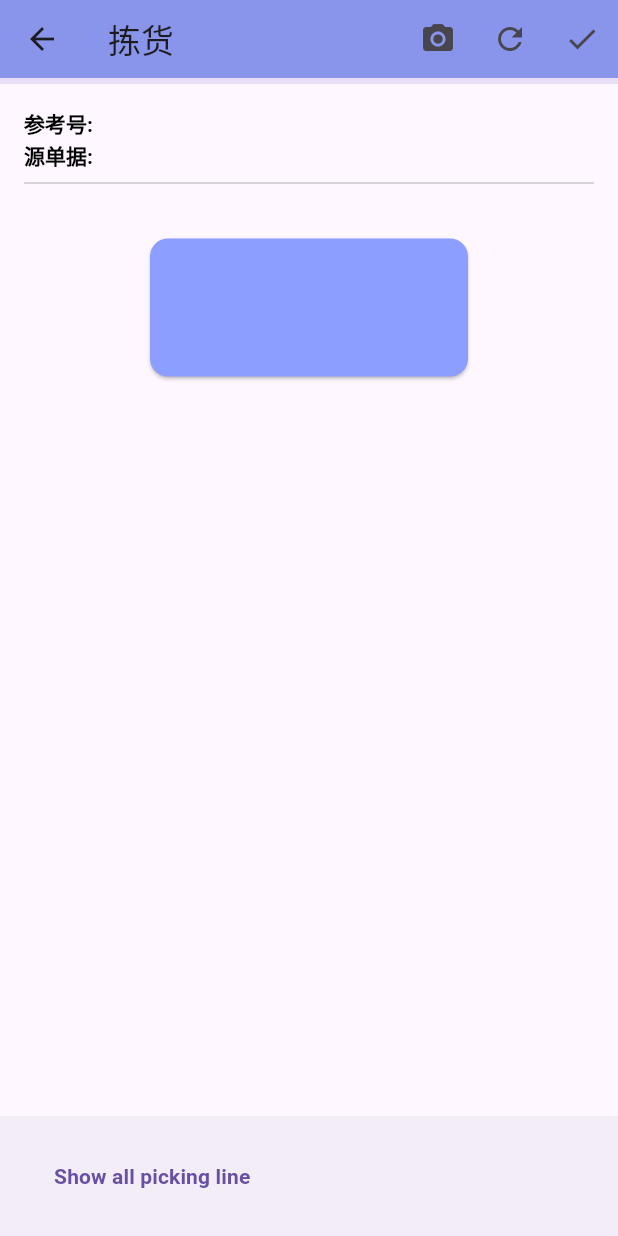
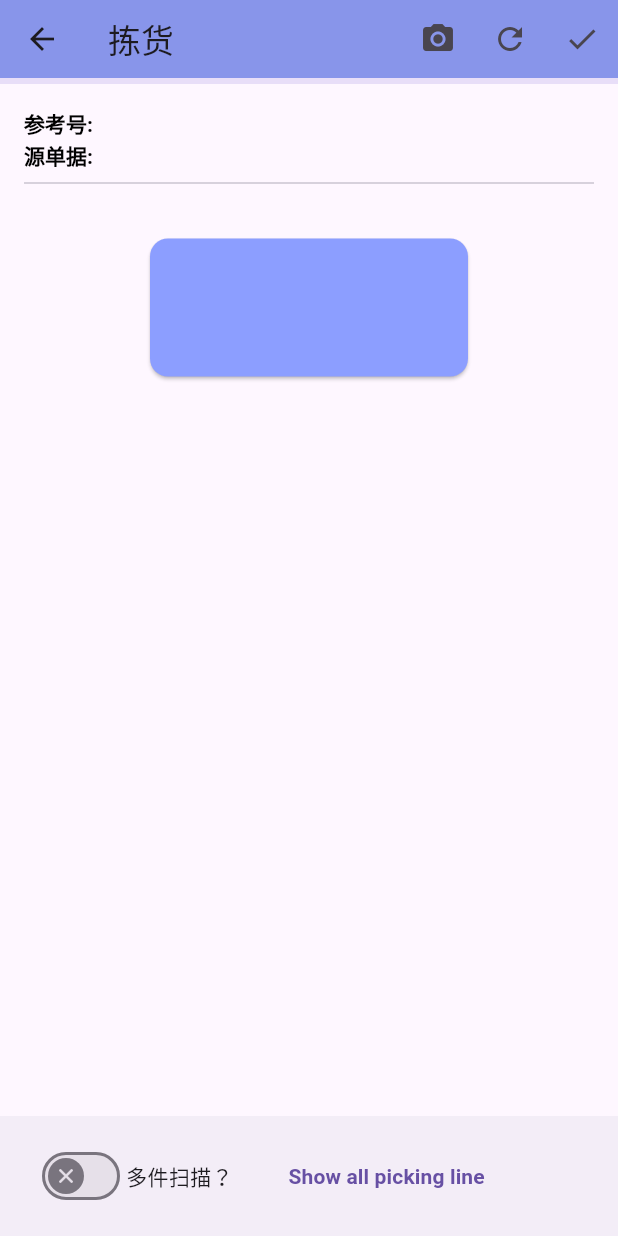
Before and after one commit to yusonisharper/odoo-mobile, a Flutter app: the StockPicking screen opened directly with empty values, on a phone screen of 412 x 824 dp. Run offline on Flutter 3.47's test engine with Material 3 defaults, Android fonts, the phone set to English and light mode, and no system bars; missing offline and left inert: flutter_barcode_listener, flutter_barcode_scanner, odoo_rpc.

Commit message:
add multi scan

```diff
--- a/lib/modules/stock_picking.dart
+++ b/lib/modules/stock_picking.dart
@@ -21,6 +21,7 @@ class _StockPickingState extends State<StockPicking> {
   String orderState = 'draft';
   String barcodeScanRes = '';
   bool isDone = false;
+  bool fullBoxQuantity = false;
 
   PickingLine? pl;
   List<dynamic> locationList = [];
@@ -126,6 +127,15 @@ class _StockPickingState extends State<StockPicking> {
     return orderState == 'done';
   }
 
+  final MaterialStateProperty<Icon?> thumbIcon =
+      MaterialStateProperty.resolveWith<Icon?>(
+    (Set<MaterialState> states) {
+      if (states.contains(MaterialState.selected)) {
+        return const Icon(Icons.check);
+      }
+      return const Icon(Icons.close);
+    },
+  );
   @override
   Widget build(BuildContext context) {
     final Size size = MediaQuery.of(context).size;
@@ -326,6 +336,19 @@ class _StockPickingState extends State<StockPicking> {
             // alignment: MainAxisAlignment.center,
             // overflowSpacing: 1,
             children: [
+              Switch(
+                thumbIcon: thumbIcon,
+                value: fullBoxQuantity,
+                onChanged: (bool value) {
+                  setState(() {
+                    fullBoxQuantity = value;
+                  });
+                },
+              ),
+              Text("多件扫描？"),
+              SizedBox(
+                width: 25,
+              ),
               TextButton(
                   child: const Text(
                     'Show all picking line',
```
Also changed, not shown: lib/main.dart (+8 -2 lines).
